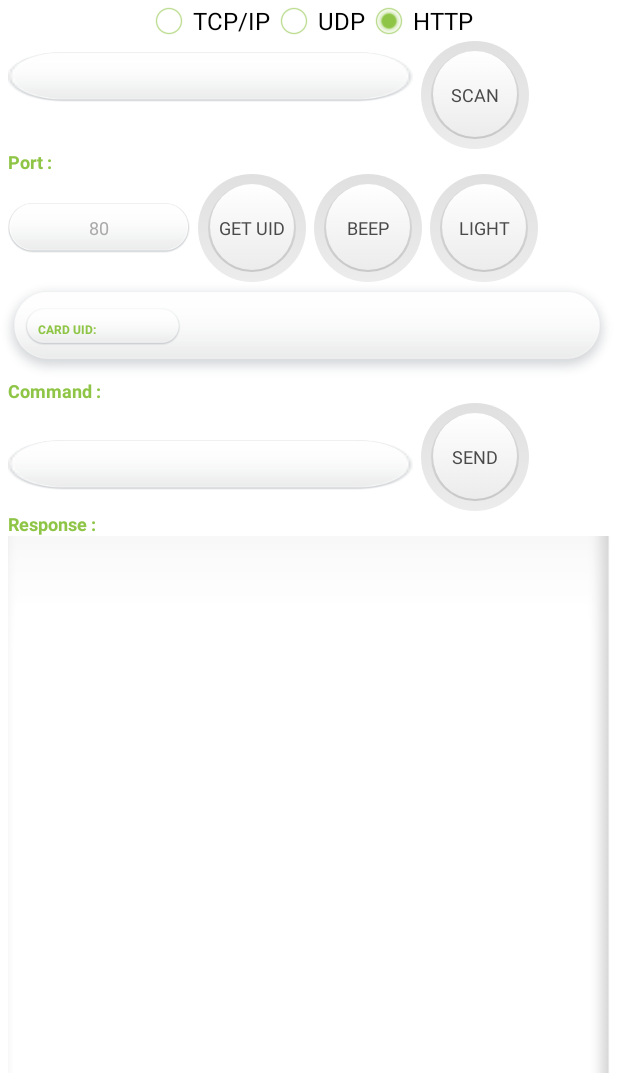
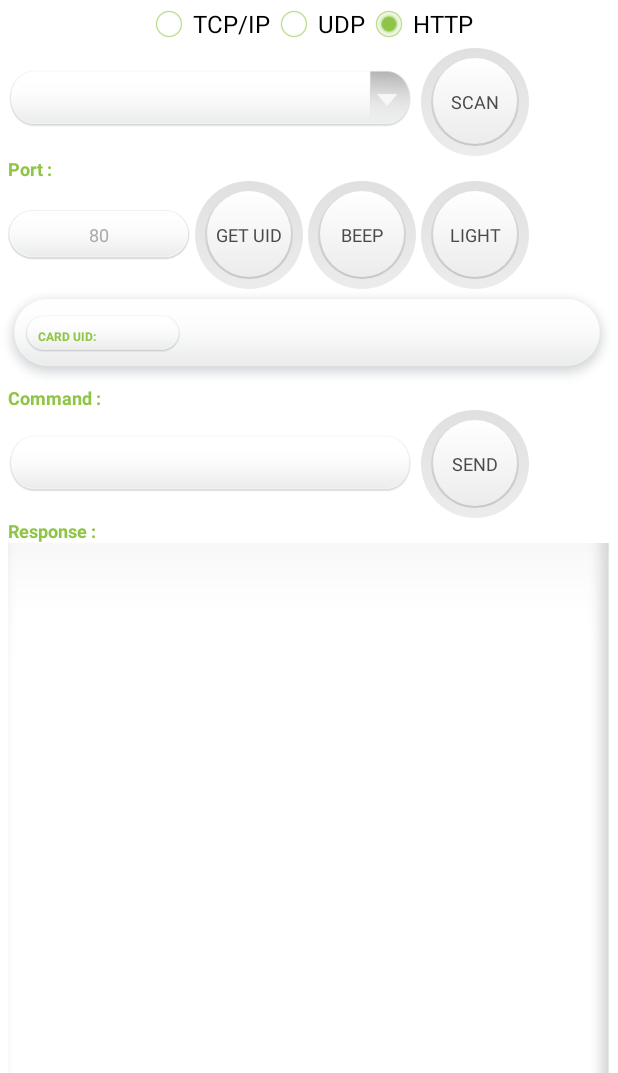
Before and after one commit to nfc-rfid-reader-sdk/ufr_online-examples-android, an Android app: the screen it shows after launch (MainActivity), on a phone screen of 412 x 824 dp, the part 163-1236 px from its top. Run offline under Robolectric (Android 15) with nearby library versions, the light colour scheme and no system bars.

Commit message:
App updated, design changed, added automatically checksum calculation for uFR COM protocol commands

```diff
--- a/app/src/main/java/com/dlogic/ufronlinenfcreader/MainActivity.java
+++ b/app/src/main/java/com/dlogic/ufronlinenfcreader/MainActivity.java
@@ -5,12 +5,16 @@ import android.content.Context;
 import android.support.v7.app.AppCompatActivity;
 import android.os.Bundle;
 import android.view.View;
+import android.widget.ArrayAdapter;
 import android.widget.EditText;
 import android.widget.RadioButton;
 import android.widget.Spinner;
 import android.widget.TextView;
 
 import org.apache.http.client.methods.HttpPost;
+
+import java.util.ArrayList;
+import java.util.List;
 
 public class MainActivity extends Activity {
 
@@ -27,7 +31,7 @@ public class MainActivity extends Activity {
     public static boolean isBeep = false;
     public static boolean isLight = false;
     public static boolean isCommand = false;
-    public static byte[] cmdBuffer = {0x55, 0x2C, (byte) 0xAA, 0x00, 0x00, 0x00, (byte) 0xDA};
+    public static byte[] cmdBuffer = new byte[4096];
     public static String cmdStr = "552CAA000000DA";
     public static HttpPost httppost = null;
 
@@ -47,6 +51,40 @@ public class MainActivity extends Activity {
         port_text = findViewById(R.id.portText);
         cmdText = findViewById(R.id.cmdEditText);
         CmdResponse = findViewById(R.id.textViewCmdResponse);
+
+        List<String> list = new ArrayList<String>();
+        list.add("");
+        spinner.setAdapter(new ArrayAdapter<String>(MainActivity.this,android.R.layout.simple_dropdown_item_1line,list));
+    }
+
+    public static boolean isHexChar(char c)
+    {
+        char hexChars[] = {'0', '1', '2', '3', '4', '5', '6', '7', '8', '9',
+            'a', 'b', 'c', 'd', 'e', 'f', 'x',
+            'A', 'B', 'C', 'D', 'E', 'F', 'X'};
+
+        for(int i = 0; i < 24; i++)
+        {
+            if(c == hexChars[i])
+            {
+                return true;
+            }
+        }
+
+        return false;
+    }
+
+    public static String eraseDelimiters(String hex_str)
+    {
+        for(int i = 0; i < hex_str.length(); i++)
+        {
+            if(!isHexChar(hex_str.charAt(i)))
+            {
+                hex_str = hex_str.substring(0, i) + hex_str.substring(i + 1);
+            }
+        }
+
+        return hex_str;
     }
 
     public static byte[] hexStringToByteArray(String paramString) throws IllegalArgumentException {
--- a/app/src/main/res/layout/activity_main.xml
+++ b/app/src/main/res/layout/activity_main.xml
@@ -32,7 +32,7 @@
         android:layout_height="wrap_content"
         android:orientation="horizontal"
         android:gravity="center"
-        android:layout_weight="1">
+        android:layout_weight="0">
 
         <RadioButton
             android:id="@+id/radioButtonTCP"
@@ -69,14 +69,14 @@
 
         <Spinner
             android:layout_width="270dp"
-            android:layout_height="wrap_content"
+            android:layout_height="40dp"
             android:id="@+id/IpSpinner"
-            android:background="@drawable/text_view_sm"
+            android:background="@drawable/ip_spinner"
             android:layout_marginLeft="5dp"
             android:inputType="none"
             android:layout_marginRight="5dp"
-            android:layout_marginTop="7dp"
-            android:gravity="center" />
+            android:gravity="center"
+            />
 
         <Button
             android:id="@+id/btnScan"
@@ -126,18 +126,18 @@
             android:layout_width="match_parent"
             android:layout_height="wrap_content"
             android:layout_marginLeft="5dp"
-            android:layout_marginRight="5dp"
+            android:layout_marginRight="3dp"
             android:background="@drawable/text_view_sm"
             android:enabled="true"
             android:focusable="true"
             android:gravity="center"
-            android:inputType="number"
             android:maxLength="5"
             android:nextFocusDown="@+id/ebKey"
             android:singleLine="true"
             android:text="80"
             android:textColor="@android:color/darker_gray"
-            android:textSize="12sp" />
+            android:textSize="12sp"
+            android:inputType="number"/>
 
         <Button
             android:id="@+id/btnGetUID"
@@ -149,7 +149,7 @@
             android:textColor="@drawable/button_text_color"
             android:gravity="center"
             android:scaleType="centerInside"
-            android:layout_marginRight="5dp"
+            android:layout_marginRight="3dp"
             android:onClick="OnButtonGetUIDClick"/>
 
         <Button
@@ -162,7 +162,7 @@
             android:textColor="@drawable/button_text_color"
             android:gravity="center"
             android:scaleType="centerInside"
-            android:layout_marginRight="5dp"
+            android:layout_marginRight="3dp"
             android:onClick="onBeepClicked"/>
 
         <Button
@@ -198,7 +198,7 @@
                 android:background="@drawable/text_view_lg"
                 android:enabled="false"
                 android:focusableInTouchMode="false"
-                android:gravity="center_vertical|end"
+                android:gravity="center_vertical|center"
                 android:inputType="none"
                 android:paddingRight="20dp"
                 android:singleLine="true"
@@ -252,14 +252,18 @@
 
         <EditText
             android:layout_width="270dp"
-            android:layout_height="wrap_content"
+            android:layout_height="40dp"
             android:id="@+id/cmdEditText"
-            android:background="@drawable/text_view_sm"
+            android:background="@drawable/edittext_cmd"
             android:layout_marginLeft="5dp"
-            android:inputType="none"
             android:layout_marginRight="5dp"
-            android:layout_marginTop="7dp"
-            android:gravity="center" />
+            android:layout_marginTop="0dp"
+            android:gravity="center"
+            android:inputType="text"
+            android:textSize="12sp"
+            android:maxLines="1"
+            android:textColor="@android:color/darker_gray"
+            />
 
         <Button
             android:id="@+id/btnSend"
@@ -271,7 +275,8 @@
             android:textColor="@drawable/button_text_color"
             android:gravity="center"
             android:scaleType="centerInside"
-            android:onClick="onSendCommandClicked"/>
+            android:onClick="onSendCommandClicked"
+            />
     </LinearLayout>
 
     <LinearLayout
@@ -305,12 +310,11 @@
         android:layout_gravity="center_horizontal"
         android:inputType="none"
         android:text=""
-        android:textStyle="bold"
         android:textSize="12sp"
         android:layout_marginTop="0dp"
         android:layout_marginBottom="0dp"
         android:gravity="left"
-        android:textColor="#8fc546"
+        android:textColor="@android:color/darker_gray"
         android:layout_marginLeft="5dp"
         android:layout_marginRight="5dp"
         android:background="@drawable/transparent_text_field"/>
```
Also changed, not shown: app/src/main/java/com/dlogic/ufronlinenfcreader/Broadcast.java (+10 -2 lines), app/src/main/java/com/dlogic/ufronlinenfcreader/HTTP.java (+30 -2 lines), app/src/main/java/com/dlogic/ufronlinenfcreader/TCP.java (+35 -5 lines), app/src/main/java/com/dlogic/ufronlinenfcreader/UDP.java (+34 -3 lines), app/src/main/res/drawable/edittext_cmd.png (added), app/src/main/res/drawable/ip_spinner.png (added), 1 other file.
